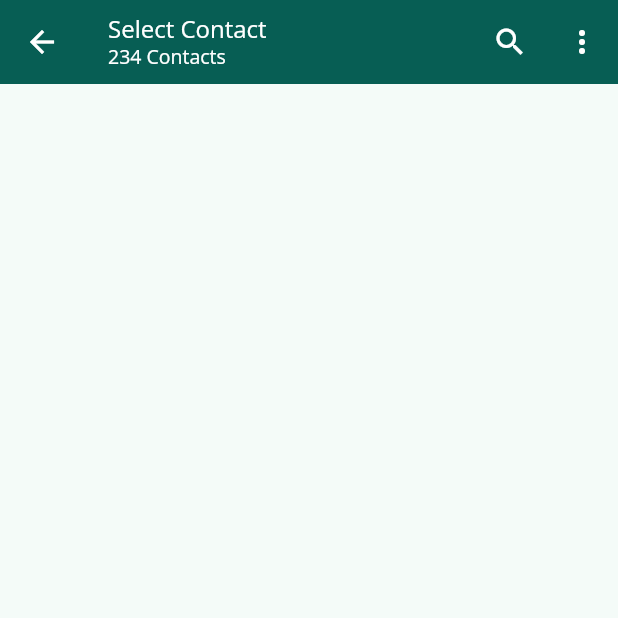
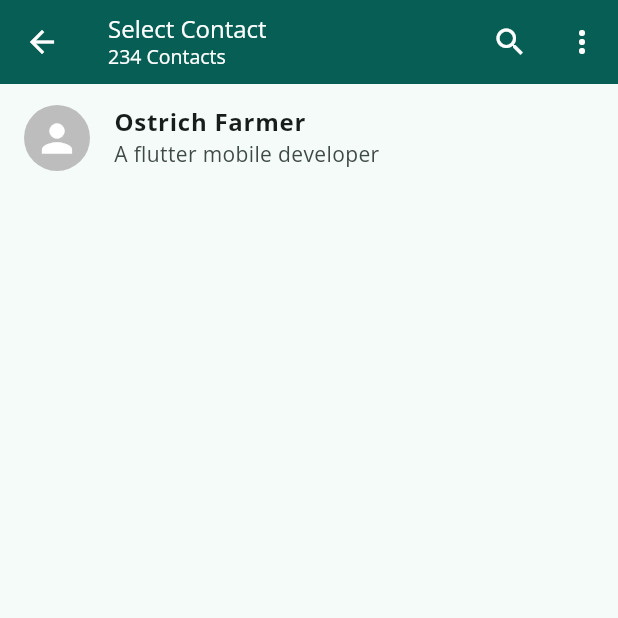
Before and after one commit to OstrichFarmer/whatsapp, a Flutter app: the SelectContactScreen screen opened directly, on a phone screen of 412 x 824 dp, the top half of it. Run offline on Flutter 3.47's test engine with Material 2 defaults, Android fonts, the phone set to English and light mode, and no system bars; our stand-ins replace emoji_picker_flutter.

Commit message:
finished the contact card

```diff
--- a/lib/custom_ui/contact_card.dart
+++ b/lib/custom_ui/contact_card.dart
@@ -5,6 +5,23 @@ class ContactCard extends StatelessWidget {
 
   @override
   Widget build(BuildContext context) {
-    return const Scaffold();
+    return ListTile(
+      title: const Text(
+        "Ostrich Farmer",
+        style: TextStyle(
+          fontWeight: FontWeight.w600,
+        ),
+      ),
+      subtitle: const Text("A flutter mobile developer"),
+      leading: CircleAvatar(
+        radius: 22,
+        backgroundColor: Colors.grey.shade400,
+        child: const Icon(
+          Icons.person,
+          size: 30,
+          color: Colors.white,
+        ),
+      ),
+    );
   }
 }
--- a/lib/screens/select_contact_screen.dart
+++ b/lib/screens/select_contact_screen.dart
@@ -1,4 +1,5 @@
 import 'package:flutter/material.dart';
+import 'package:whatsapp/custom_ui/contact_card.dart';
 
 class SelectContactScreen extends StatefulWidget {
   const SelectContactScreen({super.key});
@@ -60,6 +61,7 @@ class _SelectContactScreenState extends State<SelectContactScreen> {
           ),
         ],
       ),
+      body: ListView(children: [ContactCard()]),
     );
   }
 }
```
